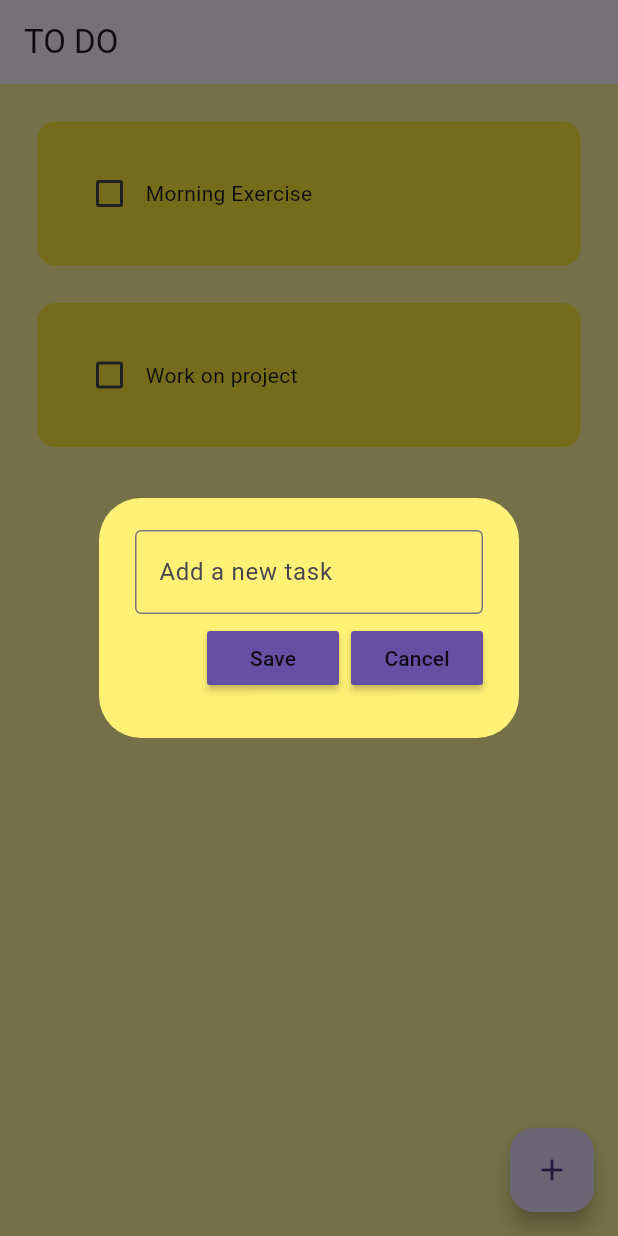
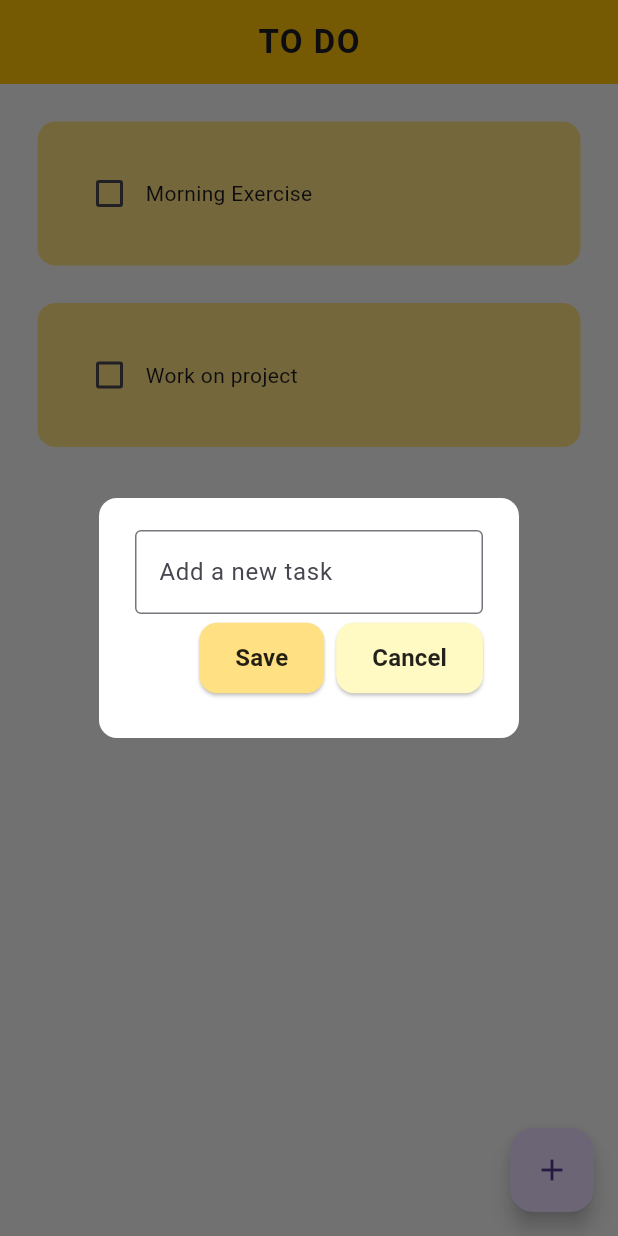
Before and after one commit to Uxipu/todo-app, a Flutter app: the screen it shows after launch, after a tap on the "add" icon, on a phone screen of 412 x 824 dp. Run offline on Flutter 3.47's test engine with Material 3 defaults, Android fonts, the phone set to English and light mode, and no system bars; drawn by our look-alikes of flutter_slidable; our stand-ins replace hive, hive_flutter; accounts and stored records are empty.

Commit message:
changed UI colors to be more simple and modern

```diff
--- a/lib/pages/home_page.dart
+++ b/lib/pages/home_page.dart
@@ -75,14 +75,22 @@ class _HomePageState extends State<HomePage> {
   @override
   Widget build(BuildContext context) {
     return Scaffold(
-      backgroundColor: Colors.yellow[200],
+      backgroundColor: const Color(0xFFF7F7F7),
       appBar: AppBar(
-        title: Text('TO DO'),
+        backgroundColor: const Color(0xFFFFC107),
+        title: const Text(
+          'TO DO',
+          style: TextStyle(
+            fontWeight: FontWeight.bold,
+            letterSpacing: 1,
+          ),
+        ),
+        centerTitle: true,
         elevation: 0,
       ),
       floatingActionButton: FloatingActionButton(
         onPressed: createNewTask,
-        child: Icon(Icons.add),
+        child: const Icon(Icons.add),
       ),
       body: ListView.builder(
         itemCount: db.toDoList.length,
--- a/lib/util/dialog_box.dart
+++ b/lib/util/dialog_box.dart
@@ -16,7 +16,10 @@ class DialogBox extends StatelessWidget {
   @override
   Widget build(BuildContext context) {
     return AlertDialog(
-      backgroundColor: Colors.yellow[300],
+      backgroundColor: Colors.white,
+      shape: RoundedRectangleBorder(
+        borderRadius: BorderRadius.circular(12),
+      ),
       content: Container(
         height: 120,
         child: Column(
@@ -35,13 +38,21 @@ class DialogBox extends StatelessWidget {
             Row(
               mainAxisAlignment: MainAxisAlignment.end,
               children: [
-                //save button
-                MyButton(text: "Save", onPressed: onSave),
+                // Save button
+                MyButton(
+                  text: "Save",
+                  onPressed: onSave,
+                  color: const Color(0xFFFFE082),
+                ),
 
                 const SizedBox(width: 8),
 
-                //cancel button
-                MyButton(text: "Cancel", onPressed: onCancel),
+                // Cancel button
+                MyButton(
+                  text: "Cancel",
+                  onPressed: onCancel,
+                  color: const Color(0xFFFFF9C4),
+                ),
               ],
             )
           ],
--- a/lib/util/my_button.dart
+++ b/lib/util/my_button.dart
@@ -2,19 +2,35 @@ import 'package:flutter/material.dart';
 
 class MyButton extends StatelessWidget {
   final String text;
-  VoidCallback onPressed;
-  MyButton({
+  final VoidCallback onPressed;
+  final Color color;
+
+  const MyButton({
     super.key,
     required this.text,
     required this.onPressed,
+    this.color = const Color(0xFFFFE082),
   });
 
   @override
   Widget build(BuildContext context) {
-    return MaterialButton(
+    return ElevatedButton(
+      style: ElevatedButton.styleFrom(
+        backgroundColor: color,
+        shape: RoundedRectangleBorder(
+          borderRadius: BorderRadius.circular(12),
+        ),
+        padding: const EdgeInsets.symmetric(horizontal: 24, vertical: 12),
+      ),
       onPressed: onPressed,
-      color: Theme.of(context).primaryColor,
-      child: Text(text),
+      child: Text(
+        text,
+        style: const TextStyle(
+          fontSize: 16,
+          fontWeight: FontWeight.bold,
+          color: Colors.black87,
+        ),
+      ),
     );
   }
 }
--- a/lib/util/todo_tile.dart
+++ b/lib/util/todo_tile.dart
@@ -30,7 +30,7 @@ class TodoTile extends StatelessWidget {
         child: Container(
           padding: EdgeInsets.all(24),
           decoration: BoxDecoration(
-            color: Colors.yellow,
+            color: const Color(0xFFFFE082),
             borderRadius: BorderRadius.circular(12),
           ),
           child: Row(
```
